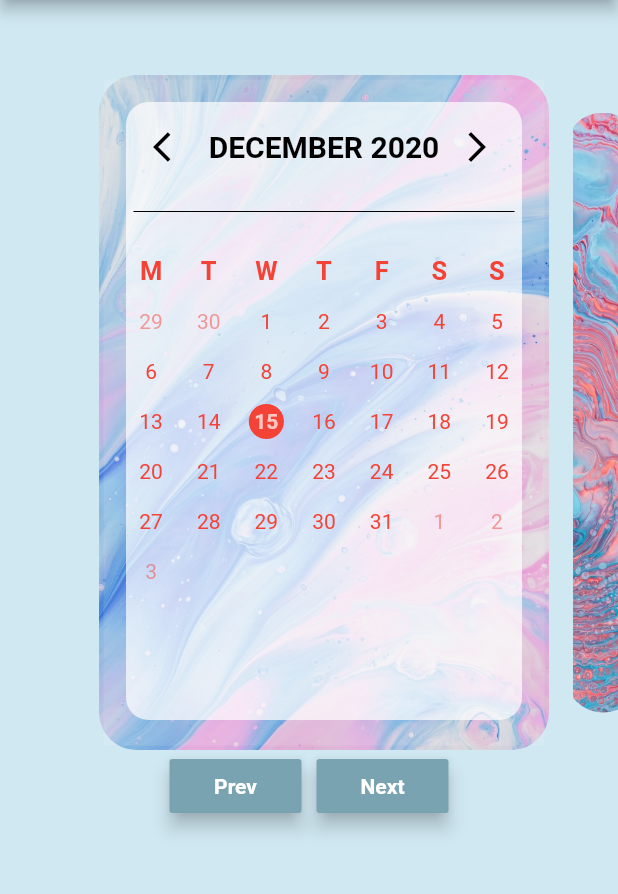
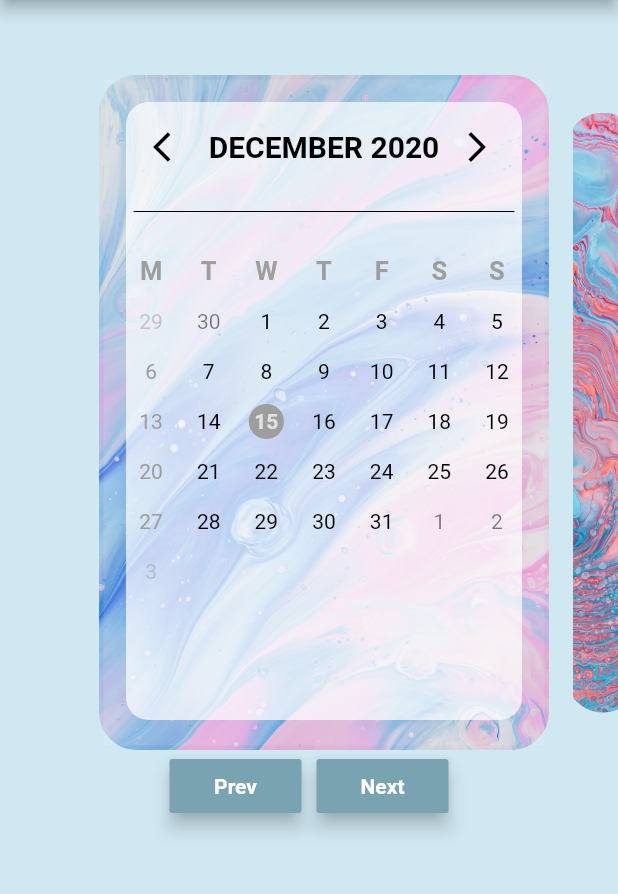
Before and after one commit to fanzezi/TDDC73, a Flutter app: the screen it shows after launch, on a phone screen of 412 x 824 dp, the part 84-978 px from its top. Run offline on Flutter 3.47's test engine with Material 2 defaults, Android fonts, the phone set to English and light mode, and no system bars.

Commit message:
Cleaned up code

```diff
--- a/Project-Flutter/lib/carousel.dart
+++ b/Project-Flutter/lib/carousel.dart
@@ -2,12 +2,11 @@ import 'package:flutter/material.dart';
 
 
 class Carousel extends StatefulWidget {
-  //Constructor grejjjs
-  Carousel({this.photos, this.inputWidgets});
-  //widget.minvar
+  //Constructor for carousel class
+  Carousel({this.inputPhotos, this.inputWidgets});
+
   final List<Widget> inputWidgets;
-  final List<String> photos;
-
+  final List<String> inputPhotos;
 
   @override
   _CarouselState createState() => _CarouselState();
@@ -16,62 +15,65 @@ class Carousel extends StatefulWidget {
 class _CarouselState extends State<Carousel> {
   int photoIndex = 0;
 
+  //Get the input widget
+  Widget _getWidget() {
+    int photoLen = widget.inputPhotos.length;
 
-  Widget _getWidget() {
-    // If user forget to add an image The next widget will not be displayed
-    int photoLen = widget.photos.length;
+    // If user forget to add an image to a widget the next widget will not be displayed
     if( widget.inputWidgets[photoIndex] == null && (photoIndex > photoLen  || photoIndex < photoLen)){
       return Container();
     }
     else {
+      // else return the current widget
       return widget.inputWidgets[photoIndex];
     }
-
   }
 
+  //Get the next image
   String getNextImageIndex() {
     String statement;
-    if(photoIndex != widget.photos.length -1){
-      statement = widget.photos[photoIndex +1];
+    if(photoIndex != widget.inputPhotos.length -1){
+      statement = widget.inputPhotos[photoIndex +1];
     }else
-      statement = widget.photos[photoIndex];
-
+      statement = widget.inputPhotos[photoIndex];
     return statement;
   }
 
+  //Get the previous image
   String getPrevImageIndex() {
     String statement;
     if(photoIndex != 0){
-      statement = widget.photos[photoIndex - 1];
+      statement = widget.inputPhotos[photoIndex - 1];
     }else
-      statement = widget.photos[photoIndex];
-
+      statement = widget.inputPhotos[photoIndex];
     return statement;
   }
 
   void _previousImage() {
+    //Set state to get previous photoindex when press the Prev button
     setState(() {
       photoIndex = photoIndex > 0 ? photoIndex - 1 : 0;
     });
   }
 
+
   void _nextImage() {
+    //Set state to get next photoindex when press the Next button
     setState(() {
-      photoIndex = photoIndex < widget.photos.length - 1 ? photoIndex + 1 : photoIndex;
+      photoIndex = photoIndex < widget.inputPhotos.length - 1 ? photoIndex + 1 : photoIndex;
     });
   }
 
   @override
   Widget build(BuildContext context) {
     return Column(
-          //mainAxisAlignment: MainAxisAlignment.center,
           children: <Widget>[
             Center(
               child: Row(
                 mainAxisAlignment: MainAxisAlignment.spaceBetween,
                 children: <Widget>[
 
-                  // Previous image
+                  // Show previous image
                   photoIndex != 0 ?
                   Center(
                       child: ClipRect(
@@ -79,10 +81,8 @@ class _CarouselState extends State<Carousel> {
                           alignment: Alignment.topCenter,
                           widthFactor: 0.5,
                           child: Container(
-
                             margin: EdgeInsets.only(right: 10),
                             decoration: BoxDecoration(
-
                                 borderRadius: BorderRadius.circular(15.0),
                                 image: DecorationImage(
                                     image: AssetImage(getPrevImageIndex()),
@@ -94,7 +94,7 @@ class _CarouselState extends State<Carousel> {
                         ),
                       )
                   )
-
+                  // If first image, show no previous image (with turn operator)
                       : Container(height: 400.0,
                     width:50,),
 
@@ -104,29 +104,25 @@ class _CarouselState extends State<Carousel> {
                     decoration: BoxDecoration(
                         borderRadius: BorderRadius.circular(25.0),
                         image: DecorationImage(
-                            image: AssetImage(widget.photos[photoIndex]),
-                            fit: BoxFit.cover)
-                    ),
-                    height: 450.0, //400
+                            image: AssetImage(widget.inputPhotos[photoIndex]),
+                            fit: BoxFit.cover
+                          ),
+                        ),
+                    height: 450.0,
                     width: 300.0,
                     child: _getWidget(),
-                    //child: widget.inputWidgets[photoIndex],//300
                   ),
 
-
-                  // Next page
-                  //turn operator to not show last image
-                  photoIndex != widget.photos.length-1 ?
+                  // Show next image
+                  photoIndex != widget.inputPhotos.length-1 ?
                   Center(
                       child: ClipRect(
                         child: Align(
                           alignment: Alignment.topCenter,
                           widthFactor: 0.5,
                           child: Container(
-
                             margin: EdgeInsets.only(left: 10),
                             decoration: BoxDecoration(
-
                             borderRadius: BorderRadius.circular(25),
                             image: DecorationImage(
                               image: AssetImage(getNextImageIndex()),
@@ -139,6 +135,7 @@ class _CarouselState extends State<Carousel> {
                       )
                   )
 
+                  // If last image, show no next image (with turn operator)
                    : Container(
                     height: 400.0,
                     width:50,
@@ -146,6 +143,7 @@ class _CarouselState extends State<Carousel> {
                 ],
               ),
             ),
+
             Row(
               mainAxisAlignment: MainAxisAlignment.center,
               children: <Widget>[
@@ -169,76 +167,3 @@ class _CarouselState extends State<Carousel> {
         );
   }
 }
-
-
-
-class SelectedPhoto extends StatelessWidget {
-
-  final int numberOfDots;
-  final int photoIndex;
-
-  SelectedPhoto({this.numberOfDots, this.photoIndex});
-
-  Widget _inactivePhoto() {
-    return new Container(
-
-        child: new Padding(
-          padding: const EdgeInsets.only(left: 3.0, right: 3.0),
-          child: Container(
-            height: 8.0,
-            width: 8.0,
-            decoration: BoxDecoration(
-                color: Colors.grey,
-                borderRadius: BorderRadius.circular(4.0)
-            ),
-          ),
-        )
-    );
-  }
-
-  Widget _activePhoto() {
-    return Container(
-
-      child: Padding(
-        padding: EdgeInsets.only(left: 3.0, right: 3.0),
-        child: Container(
-          height: 10.0,
-          width: 10.0,
-          decoration: BoxDecoration(
-              color: Colors.white,
-              borderRadius: BorderRadius.circular(5.0),
-              boxShadow: [
-                BoxShadow(
-                    color: Colors.grey,
-                    spreadRadius: 0.0,
-                    blurRadius: 2.0
-                )
-              ]
-          ),
-        ),
-      ),
-    );
-  }
-
-  List<Widget> _buildDots() {
-    List<Widget> dots = [];
-
-    for(int i = 0; i< numberOfDots; ++i) {
-      dots.add(
-          i == photoIndex ? _activePhoto(): _inactivePhoto()
-      );
-    }
-    return dots;
-  }
-
-
-  @override
-  Widget build(BuildContext context) {
-    return new Center(
-      child: Row(
-        mainAxisAlignment: MainAxisAlignment.center,
-        children: _buildDots(),
-      ),
-    );
-  }
-}
--- a/Project-Flutter/lib/main.dart
+++ b/Project-Flutter/lib/main.dart
@@ -12,7 +12,6 @@ void main() {
 }
 
 class MyApp extends StatelessWidget {
-  //This widget is the root of your application.
 
   @override
   Widget build(BuildContext context) {
@@ -26,24 +25,27 @@ class MyApp extends StatelessWidget {
       backgroundColor: Color(0xffd0e8f2),
       body: Container(
         margin: EdgeInsets.only(top: 50),
-        child: Carousel(photos: [
-          'assets/images/image1.jpeg',
-          'assets/images/image2.jpeg',
-          'assets/images/image3.jpeg',
-          //'assets/images/image5.jpg',
+        child: Carousel(
+            inputPhotos: [
+              'assets/images/image1.jpeg',
+              'assets/images/image2.jpeg',
+              'assets/images/image3.jpeg',
+              //'assets/images/image5.jpg',
+
         ], inputWidgets: [
-          // Widget 1
+          // Widget 1 for Carousel
           CalendarDate(
-            themeColor: Colors.red,//_themeColor,
-            dateColor: Colors.red, //_dateColor,
-            sundayColor: Colors.red,// _sundayColor,
+            themeColor: Colors.grey,//_themeColor,
+            dateColor: Colors.black, //_dateColor,
+            sundayColor: Colors.grey,// _sundayColor,
             //choose to start week on monday or sunday
             startWeek: StartWeek.monday,
             //choose time range for calendar
             startYear: DateTime(2020, 1),
             endYear: DateTime(2021, 12),
           ),
-          //Widget 2
+
+          //Widget 2 for Carousel
           Container(
             padding: EdgeInsets.all(20),
             child: Column(
@@ -53,6 +55,16 @@ class MyApp extends StatelessWidget {
               ],
             ),
           ),
+
+          //Widget 3 for Carousel
+          Container(
+            padding: EdgeInsets.all(20),
+            child: Column(
+              children: [
+                Image(image: AssetImage('assets/images/grapes.jpg')),
+              ],
+            ),
+          ),
         ]),
       ),
     );
```
